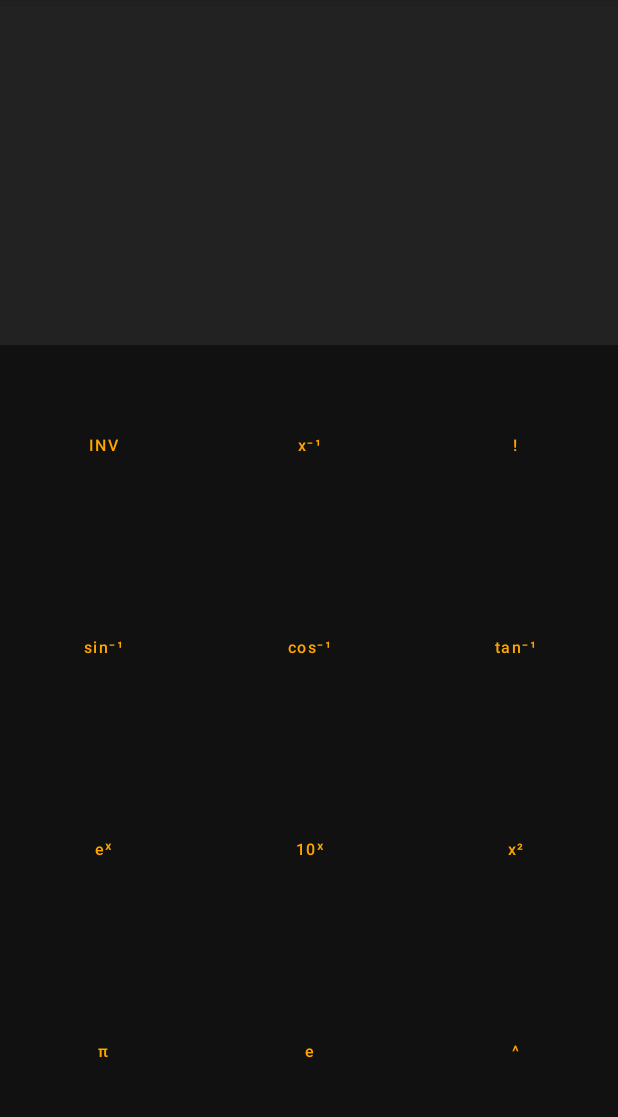
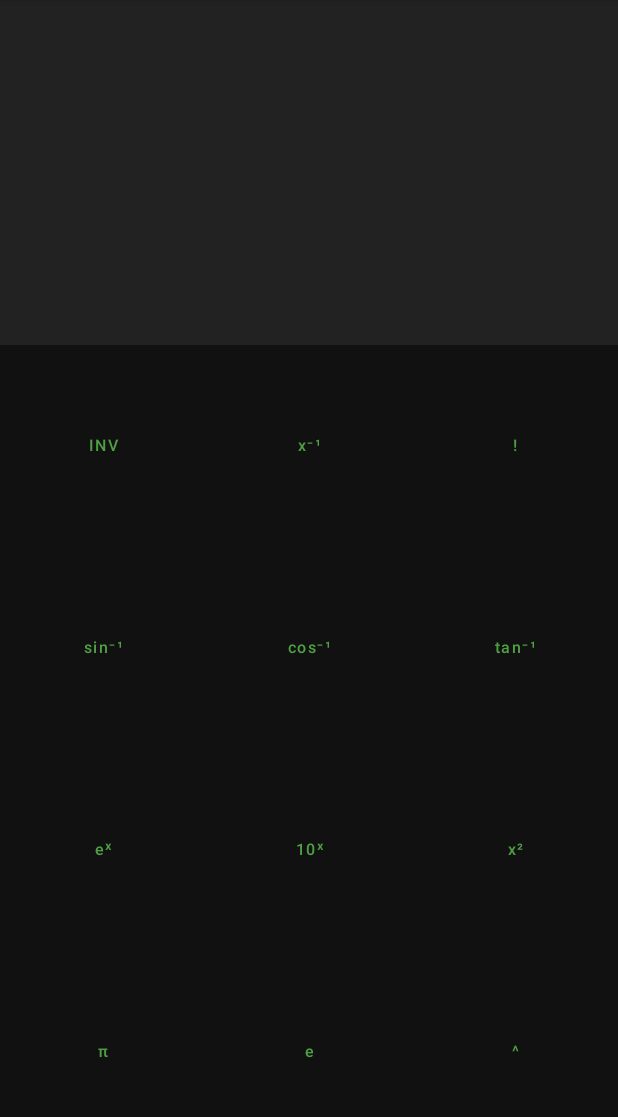
Before and after one commit to onyx-flame/kotlin-calculator, an Android app: the fragment ScientificButtonsFragment placed in its activity, after a tap on "INV", on a phone screen of 412 x 824 dp, the part 84-1201 px from its top. Run offline under Robolectric (Android 15) with nearby library versions, the phone set to English and light mode, and no system bars; our stand-ins replace sdp/ssp sizes.

Commit message:
Layout & code changes

```diff
--- a/app/src/main/java/com/onyx/simplecalculator/InputOutputFragment.kt
+++ b/app/src/main/java/com/onyx/simplecalculator/InputOutputFragment.kt
@@ -8,7 +8,6 @@ import android.view.LayoutInflater
 import android.view.View
 import android.view.ViewGroup
 import androidx.core.widget.addTextChangedListener
-import androidx.lifecycle.Observer
 import com.onyx.simplecalculator.databinding.FragmentInputOutputBinding
 import org.mariuszgromada.math.mxparser.Expression
 import java.text.DecimalFormat
@@ -23,18 +22,18 @@ class InputOutputFragment : Fragment() {
     override fun onCreateView(
         inflater: LayoutInflater, container: ViewGroup?,
         savedInstanceState: Bundle?
-    ): View? {
+    ): View {
         _binding = FragmentInputOutputBinding.inflate(inflater, container, false)
         val view = binding.root
-        if (Build.VERSION.SDK_INT >= Build.VERSION_CODES.LOLLIPOP) { // API 21
-            binding.inputLine.setShowSoftInputOnFocus(false);
+        if (Build.VERSION.SDK_INT >= Build.VERSION_CODES.LOLLIPOP) { // API 21+
+            binding.inputLine.showSoftInputOnFocus = false
         } else { // API 11-20
-            binding.inputLine.setTextIsSelectable(true);
+            binding.inputLine.setTextIsSelectable(true)
         }
         binding.inputLine.addTextChangedListener {
             val inputString = binding.inputLine.text.toString()
             val result = calculateInput(inputString)
-            if (result != "NaN") {
+            if (!result.contains("NaN")) {
                 binding.outputLine.text = result
             } else if (inputString == "") {
                 binding.outputLine.text = ""
@@ -46,12 +45,12 @@ class InputOutputFragment : Fragment() {
     override fun onActivityCreated(savedInstanceState: Bundle?) {
         super.onActivityCreated(savedInstanceState)
         viewModel = ViewModelProvider(requireActivity()).get(SharedViewModel::class.java)
-        viewModel.text.observe(viewLifecycleOwner, Observer {
-            val selection = binding.inputLine.selectionStart
-            val pos = if (selection != -1) min(selection, binding.inputLine.text!!.length) else binding.inputLine.text!!.length - 1;
-            binding.inputLine.text!!.insert(pos, it)
+        viewModel.text.observe(viewLifecycleOwner, {
+            if (it != "") {
+                insertSymbol(it)
+            }
         })
-        viewModel.action.observe(viewLifecycleOwner, Observer {
+        viewModel.action.observe(viewLifecycleOwner, {
             when(it) {
                 "calculate" -> showResult()
                 "delete" -> deleteSymbol()
@@ -61,11 +60,17 @@ class InputOutputFragment : Fragment() {
         // TODO: Use the ViewModel
     }
 
+    private fun insertSymbol(s: String) {
+        val selection = binding.inputLine.selectionStart
+        val pos = if (selection != -1) min(selection, binding.inputLine.text!!.length) else binding.inputLine.text!!.length - 1
+        binding.inputLine.text!!.insert(pos, s)
+    }
+
     private fun deleteSymbol() {
         val selection = binding.inputLine.selectionStart
-        val pos = if (selection != -1) min(selection, binding.inputLine.text!!.length) else binding.inputLine.text!!.length - 1;
+        val pos = if (selection != -1) min(selection, binding.inputLine.text!!.length) else binding.inputLine.text!!.length - 1
         if (pos > 0)
-            binding.inputLine.text!!.delete(pos - 1, pos).toString();
+            binding.inputLine.text!!.delete(pos - 1, pos).toString()
     }
 
     private fun clearAll() {
@@ -74,15 +79,17 @@ class InputOutputFragment : Fragment() {
     }
 
     private fun calculateInput(inputString: String): String {
+        if (inputString == "")
+            return inputString
         return try {
             val result = Expression(inputString).calculate()
-            DecimalFormat("0.######").format(result)
+            DecimalFormat("0.#########").format(result)
         } catch (e: Exception) {
             "NaN"
         }
     }
 
-    fun showResult() {
+    private fun showResult() {
         val expression = binding.inputLine.text.toString()
         val result = calculateInput(expression)
         if (result != "NaN") {
@@ -90,7 +97,7 @@ class InputOutputFragment : Fragment() {
             binding.inputLine.text?.append(result)
             binding.outputLine.text = ""
         } else {
-            binding.outputLine.text = "Bad input!"
+            binding.outputLine.text = getString(R.string.bad_input_warning)
         }
     }
 
--- a/app/src/main/java/com/onyx/simplecalculator/ScientificButtonsFragment.kt
+++ b/app/src/main/java/com/onyx/simplecalculator/ScientificButtonsFragment.kt
@@ -8,7 +8,6 @@ import android.view.View
 import android.view.ViewGroup
 import android.widget.Button
 import com.onyx.simplecalculator.databinding.FragmentScientificButtonsBinding
-import com.onyx.simplecalculator.databinding.FragmentStandardButtonsBinding
 
 class ScientificButtonsFragment : Fragment() {
 
@@ -19,7 +18,7 @@ class ScientificButtonsFragment : Fragment() {
     override fun onCreateView(
         inflater: LayoutInflater, container: ViewGroup?,
         savedInstanceState: Bundle?
-    ): View? {
+    ): View {
         _binding = FragmentScientificButtonsBinding.inflate(inflater, container, false)
         val view = binding.root
         return view
@@ -29,12 +28,11 @@ class ScientificButtonsFragment : Fragment() {
         super.onActivityCreated(savedInstanceState)
         viewModel = ViewModelProvider(requireActivity()).get(SharedViewModel::class.java)
         val allScientificButtons: ArrayList<View?> = binding.scientificButtonsLayout.touchables
-        for (view in allScientificButtons!!) {
+        for (view in allScientificButtons) {
             (view as Button).setOnClickListener {
                 when(view.id) {
                     binding.buttonInv.id -> invertButtons()
                     binding.buttonPowerMinus1.id -> printButtonText("^-1")
-                    binding.buttonFactorial.id -> printButtonText(view.text.toString())
                     binding.buttonSin.id -> printButtonText(if (binding.buttonSin.text.endsWith("n")) "sin(" else "asin(")
                     binding.buttonCos.id -> printButtonText(if (binding.buttonCos.text.endsWith("s")) "cos(" else "acos(")
                     binding.buttonTan.id -> printButtonText(if (binding.buttonTan.text.endsWith("n")) "tan(" else "atan(")
@@ -43,7 +41,8 @@ class ScientificButtonsFragment : Fragment() {
                     binding.buttonSqrt.id -> printButtonText(if (binding.buttonSqrt.text.endsWith("√")) "sqrt(" else "^2")
                     binding.buttonPi.id -> printButtonText("pi")
                     binding.buttonE.id,
-                    binding.buttonPower.id -> printButtonText(view.text.toString())
+                    binding.buttonPower.id,
+                    binding.buttonFactorial.id -> printButtonText(view.text.toString())
                 }
             }
         }
@@ -52,19 +51,19 @@ class ScientificButtonsFragment : Fragment() {
 
     private fun invertButtons() {
         if (binding.buttonSin.text == "sin") {
-            binding.buttonSin.text = "sin⁻¹"
-            binding.buttonCos.text = "cos⁻¹"
-            binding.buttonTan.text = "tan⁻¹"
-            binding.buttonLn.text = "eˣ"
-            binding.buttonLog.text = "10ˣ"
-            binding.buttonSqrt.text = "x²"
+            binding.buttonSin.text = getString(R.string.asin_function)
+            binding.buttonCos.text = getString(R.string.acos_function)
+            binding.buttonTan.text = getString(R.string.atan_function)
+            binding.buttonLn.text = getString(R.string.exp_power_function)
+            binding.buttonLog.text = getString(R.string.ten_power_function)
+            binding.buttonSqrt.text = getString(R.string.square_function)
         } else {
-            binding.buttonSin.text = "sin"
-            binding.buttonCos.text = "cos"
-            binding.buttonTan.text = "tan"
-            binding.buttonLn.text = "ln"
-            binding.buttonLog.text = "log"
-            binding.buttonSqrt.text = "√"
+            binding.buttonSin.text = getString(R.string.sin_function)
+            binding.buttonCos.text = getString(R.string.cos_function)
+            binding.buttonTan.text = getString(R.string.tan_function)
+            binding.buttonLn.text = getString(R.string.ln_function)
+            binding.buttonLog.text = getString(R.string.log_function)
+            binding.buttonSqrt.text = getString(R.string.sqrt_function)
         }
     }
 
--- a/app/src/main/java/com/onyx/simplecalculator/StandardButtonsFragment.kt
+++ b/app/src/main/java/com/onyx/simplecalculator/StandardButtonsFragment.kt
@@ -22,7 +22,7 @@ class StandardButtonsFragment : Fragment() {
     override fun onCreateView(
         inflater: LayoutInflater, container: ViewGroup?,
         savedInstanceState: Bundle?
-    ): View? {
+    ): View {
         _binding = FragmentStandardButtonsBinding.inflate(inflater, container, false)
         val view = binding.root
         return view
@@ -65,11 +65,10 @@ class StandardButtonsFragment : Fragment() {
     }
 
     private fun changeOrientation() {
-        var currentOrientation = activity?.resources?.configuration?.orientation
+        val currentOrientation = activity?.resources?.configuration?.orientation
         if (currentOrientation == ActivityInfo.SCREEN_ORIENTATION_PORTRAIT) {
             activity?.requestedOrientation = ActivityInfo.SCREEN_ORIENTATION_LANDSCAPE
-        }
-        if (currentOrientation == 2) {
+        } else {
             activity?.requestedOrientation = ActivityInfo.SCREEN_ORIENTATION_PORTRAIT
         }
 
--- a/app/src/main/res/layout/fragment_input_output.xml
+++ b/app/src/main/res/layout/fragment_input_output.xml
@@ -29,6 +29,7 @@
             android:inputType="text"
             android:maxLines="1"
             android:layout_weight="1"
+            android:textColor="@color/output"
             android:textSize="@dimen/_25ssp"
             tools:text="5"/>
 
--- a/app/src/main/res/layout/fragment_scientific_buttons.xml
+++ b/app/src/main/res/layout/fragment_scientific_buttons.xml
@@ -15,60 +15,60 @@
             <Button
                 android:id="@+id/button_inv"
                 style="@style/scientificButton"
-                android:text="INV"/>
+                android:text="@string/invert"/>
             <Button
                 android:id="@+id/button_power_minus_1"
                 style="@style/scientificButton"
-                android:text="x⁻¹" />
+                android:text="@string/power_minus_one" />
             <Button
                 android:id="@+id/button_factorial"
                 style="@style/scientificButton"
-                android:text="!" />
+                android:text="@string/factorial_sign" />
         </TableRow>
         <TableRow android:layout_weight="1">
             <Button
                 android:id="@+id/button_sin"
                 style="@style/scientificButton"
-                android:text="sin" />
+                android:text="@string/sin_function" />
             <Button
                 android:id="@+id/button_cos"
                 style="@style/scientificButton"
-                android:text="cos" />
+                android:text="@string/cos_function" />
 
             <Button
                 android:id="@+id/button_tan"
                 style="@style/scientificButton"
-                android:text="tan" />
+                android:text="@string/tan_function" />
             <!--÷-->
         </TableRow>
         <TableRow android:layout_weight="1">
             <Button
                 android:id="@+id/button_ln"
                 style="@style/scientificButton"
-                android:text="ln" />
+                android:text="@string/ln_function" />
             <Button
                 android:id="@+id/button_log"
                 style="@style/scientificButton"
-                android:text="log" />
+                android:text="@string/log_function" />
             <Button
                 android:id="@+id/button_sqrt"
                 style="@style/scientificButton"
-                android:text="√" />
+                android:text="@string/sqrt_function" />
             <!--×-->
         </TableRow>
         <TableRow android:layout_weight="1">
             <Button
                 android:id="@+id/button_pi"
                 style="@style/scientificButton"
-                android:text="π" />
+                android:text="@string/pi_sign" />
             <Button
                 android:id="@+id/button_e"
                 style="@style/scientificButton"
-                android:text="e" />
+                android:text="@string/exp_sign" />
             <Button
                 android:id="@+id/button_power"
                 style="@style/scientificButton"
-                android:text="^"/>
+                android:text="@string/power_sign"/>
         </TableRow>
 
     </TableLayout>
--- a/app/src/main/res/layout/fragment_standard_buttons.xml
+++ b/app/src/main/res/layout/fragment_standard_buttons.xml
@@ -15,91 +15,91 @@
             <Button
                 android:id="@+id/button_rotate"
                 style="@style/operatorButton"
-                android:text="⟳"/>
+                android:text="@string/rotate_sign"/>
             <Button
                 android:id="@+id/button_left_bracket"
                 style="@style/operatorButton"
-                android:text="(" />
+                android:text="@string/left_bracket_sign" />
             <Button
                 android:id="@+id/button_right_bracket"
                 style="@style/operatorButton"
-                android:text=")" />
+                android:text="@string/right_bracket_sign" />
             <Button
                 android:id="@+id/button_erase"
                 style="@style/eraseButton"
-                android:text="⌫" />
+                android:text="@string/erase_sign" />
         </TableRow>
         <TableRow android:layout_weight="1">
             <Button
                 android:id="@+id/button_7"
                 style="@style/simpleButton"
-                android:text="7" />
+                android:text="@string/digit_7" />
             <Button
                 android:id="@+id/button_8"
                 style="@style/simpleButton"
-                android:text="8" />
+                android:text="@string/digit_8" />
             <Button
                 android:id="@+id/button_9"
                 style="@style/simpleButton"
-                android:text="9" />
+                android:text="@string/digit_9" />
             <Button
                 android:id="@+id/button_divide"
                 style="@style/operatorButton"
-                android:text="÷" />
+                android:text="@string/divide_sign" />
         </TableRow>
         <TableRow android:layout_weight="1">
             <Button
                 android:id="@+id/button_4"
                 style="@style/simpleButton"
-                android:text="4" />
+                android:text="@string/digit_4" />
             <Button
                 android:id="@+id/button_5"
                 style="@style/simpleButton"
-                android:text="5" />
+                android:text="@string/digit_5" />
             <Button
                 android:id="@+id/button_6"
                 style="@style/simpleButton"
-                android:text="6" />
+                android:text="@string/digit_6" />
             <Button
                 android:id="@+id/button_multiply"
                 style="@style/operatorButton"
-                android:text="×" />
+                android:text="@string/multiply_sign" />
         </TableRow>
         <TableRow android:layout_weight="1">
             <Button
                 android:id="@+id/button_1"
                 style="@style/simpleButton"
-                android:text="1" />
+                android:text="@string/digit_1" />
             <Button
                 android:id="@+id/button_2"
                 style="@style/simpleButton"
-                android:text="2" />
+                android:text="@string/digit_2" />
             <Button
                 android:id="@+id/button_3"
                 style="@style/simpleButton"
-                android:text="3"/>
+                android:text="@string/digit_3"/>
             <Button
                 android:id="@+id/button_minus"
                 style="@style/operatorButton"
-                android:text="-" />
+                android:text="@string/minus_sign" />
         </TableRow>
         <TableRow android:layout_weight="1">
             <Button
                 android:id="@+id/button_0"
                 style="@style/simpleButton"
-                android:text="0" />
+                android:text="@string/digit_0" />
             <Button
                 android:id="@+id/button_dot"
                 style="@style/simpleButton"
-                android:text="." />
+                android:text="@string/dot" />
             <Button
                 android:id="@+id/button_equals"
                 style="@style/operatorButton"
-                android:text="="/>
+                android:text="@string/equals_sign"/>
             <Button
                 android:id="@+id/button_plus"
                 style="@style/operatorButton"
-                android:text="+" />
+                android:text="@string/plus_sign" />
         </TableRow>
 
     </TableLayout>
--- a/app/src/main/res/values/colors.xml
+++ b/app/src/main/res/values/colors.xml
@@ -13,5 +13,7 @@
     <color name="green">#4ea043</color>
     <color name="red">#ff0000</color>
     <color name="orange">#ffa500</color>
+    <color name="almost_black">#504f54</color>
+    <color name="output">#555555</color>
 
 </resources>
--- a/app/src/main/res/values/strings.xml
+++ b/app/src/main/res/values/strings.xml
@@ -1,3 +1,46 @@
 <resources>
     <string name="app_name">SimpleCalculator</string>
+
+    <string name="rotate_sign">⟳</string>
+    <string name="left_bracket_sign">(</string>
+    <string name="right_bracket_sign">)</string>
+    <string name="erase_sign">⌫</string>
+    <string name="divide_sign">÷</string>
+    <string name="multiply_sign">×</string>
+    <string name="minus_sign">-</string>
+    <string name="equals_sign">=</string>
+    <string name="plus_sign">+</string>
+    <string name="dot">.</string>
+    <string name="digit_0">0</string>
+    <string name="digit_1">1</string>
+    <string name="digit_2">2</string>
+    <string name="digit_3">3</string>
+    <string name="digit_4">4</string>
+    <string name="digit_5">5</string>
+    <string name="digit_6">6</string>
+    <string name="digit_7">7</string>
+    <string name="digit_8">8</string>
+    <string name="digit_9">9</string>
+
+    <string name="invert">INV</string>
+    <string name="power_minus_one">x⁻¹</string>
+    <string name="factorial_sign">!</string>
+    <string name="sin_function">sin</string>
+    <string name="asin_function">sin⁻¹</string>
+    <string name="cos_function">cos</string>
+    <string name="acos_function">cos⁻¹</string>
+    <string name="tan_function">tan</string>
+    <string name="atan_function">tan⁻¹</string>
+    <string name="ln_function">ln</string>
+    <string name="exp_power_function">eˣ</string>
+    <string name="log_function">log</string>
+    <string name="ten_power_function">10ˣ</string>
+    <string name="sqrt_function">√</string>
+    <string name="square_function">x²</string>
+    <string name="pi_sign">π</string>
+    <string name="exp_sign">e</string>
+    <string name="power_sign">^</string>
+
+    <string name="bad_input_warning">Bad Input!</string>
+
 </resources>
--- a/app/src/main/res/values/styles.xml
+++ b/app/src/main/res/values/styles.xml
@@ -1,8 +1,5 @@
 <?xml version="1.0" encoding="utf-8"?>
 <resources>
-
-    <item name="simple_button" type="id" />
-    <item name="erase_button" type="id" />
 
     <style name="ioText">
         <item name="android:layout_width">wrap_content</item>
@@ -15,16 +12,14 @@
     </style>
 
     <style name="simpleButton">
-        <item name="android:id">@id/simple_button</item>
         <item name="android:layout_width">wrap_content</item>
         <item name="android:layout_height">match_parent</item>
         <item name="android:layout_weight">1</item>
-        <item name="android:background">@android:color/transparent</item>
+        <item name="android:background">?attr/selectableItemBackground</item>
         <item name="android:textAllCaps">false</item>
-        <item name="android:textSize">@dimen/_10ssp</item>
+        <item name="android:textSize">@dimen/_11ssp</item>
         <item name="android:textColor">@color/white</item>
         <item name="android:gravity">center</item>
-        <!--<item name="android:onClick">buttonOnClick</item>-->
     </style>
 
     <style name="operatorButton" parent="simpleButton">
@@ -32,12 +27,11 @@
     </style>
 
     <style name="eraseButton" parent="simpleButton">
-        <item name="android:id">@id/erase_button</item>
         <item name="android:textColor">@color/red</item>
-        <!--item name="android:onClick">eraseOnClick</item-->
     </style>
 
     <style name="scientificButton" parent="operatorButton">
+        <item name="android:textColor">@color/green</item>
         <item name="android:textSize">@dimen/_8ssp</item>
     </style>
 
```
Also changed, not shown: 3 other files.
